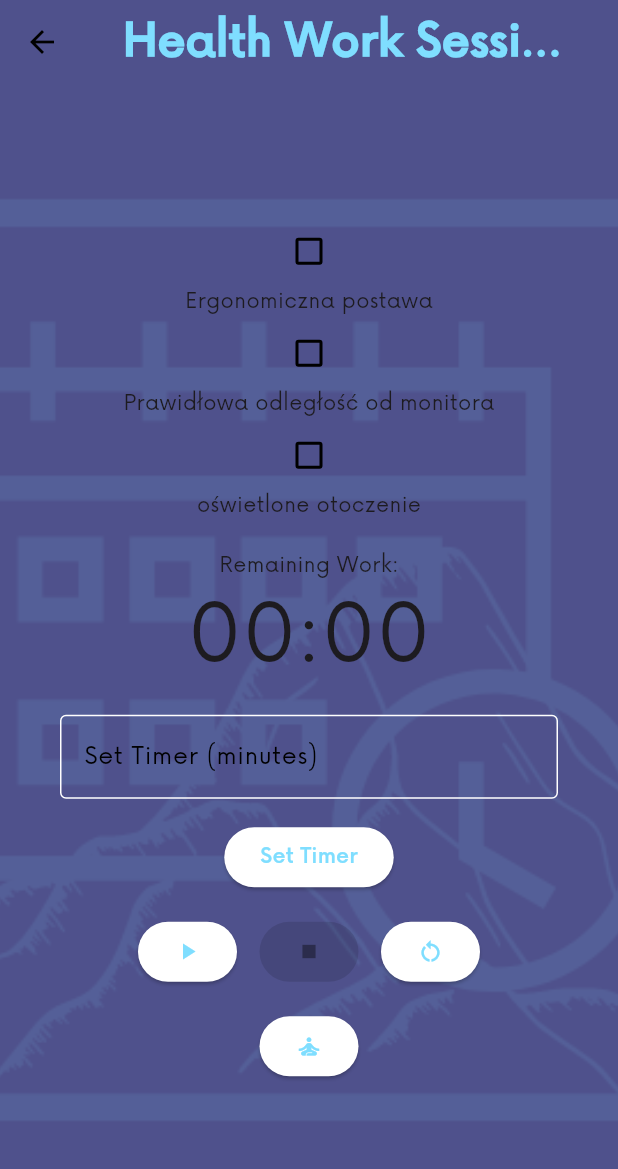
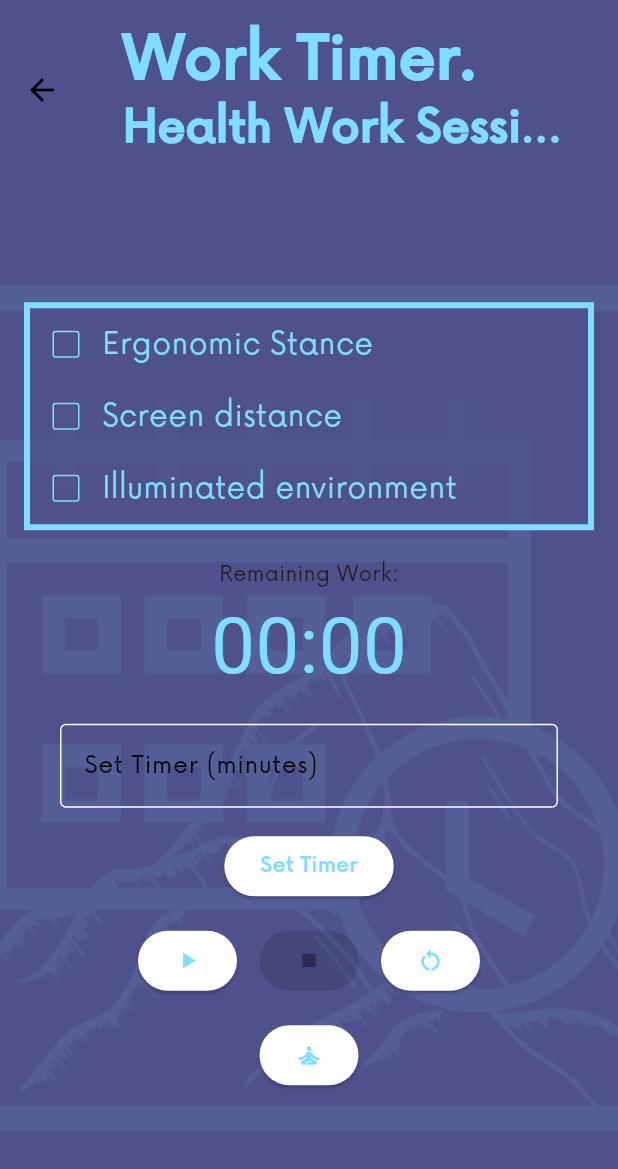
Before and after one commit to Jabrocki/HackYeah, a Flutter app: the WorkPage screen opened directly, on a phone screen of 412 x 824 dp. Shown: the top 1169 px of the screen. Run offline on Flutter 3.47's test engine with Material 3 defaults, Android fonts, the phone set to English and light mode, and no system bars; our stand-ins replace flutter_dotenv; missing offline and left inert: dart:ffi, flutter_popup_card; network calls fail; Roboto replaces fonts that are missing (Now-Black).

Commit message:
wip timer styling

```diff
--- a/lib/appState/mainAppState.dart
+++ b/lib/appState/mainAppState.dart
@@ -96,17 +96,17 @@ class MainAppState extends ChangeNotifier {
     {
       'index': 0,
       'state': false,
-      'content': "Ergonomiczna postawa",
+      'content': "Ergonomic Stance",
     },
     {
       'index': 1,
       'state': false,
-      'content': "Prawidłowa odległość od monitora",
+      'content': "Screen distance",
     },
     {
       'index': 2,
       'state': false,
-      'content': "oświetlone otoczenie",
+      'content': "Illuminated environment",
     },
   ];
 
--- a/lib/layouts/workPage.dart
+++ b/lib/layouts/workPage.dart
@@ -57,16 +57,28 @@ class _WorkPageState extends State<WorkPage> {
   AppBar _buildAppBar(MainAppState appState) {
 
     return AppBar(
+      centerTitle: false,
+      toolbarHeight: 120,
       title:
            Padding(
-            padding: const EdgeInsets.all(10.0),
-            child: Text('Health Work Session: ${appState.completedSessions}', style: TextStyle(
+            padding: const EdgeInsets.symmetric(horizontal: 10),
+            child: Column(
+            mainAxisAlignment: MainAxisAlignment.start,
+            crossAxisAlignment: CrossAxisAlignment.start,
+            children: [
+             Text('Work Timer.', style: TextStyle(
+            fontFamily: 'Now',
+            fontWeight: FontWeight.bold,
+            fontSize: 40.0,
+            color: Theme.of(context).colorScheme.primary,
+             )),
+            Text('Health Work Session: ${appState.completedSessions}', style: TextStyle(
             fontFamily: 'Now',
             fontWeight: FontWeight.bold,
             fontSize: 30.0,
             color: Theme.of(context).colorScheme.primary,
-                    )),
-          ),
+            )),
+          ]),)
         );
     // return AppBar(
     //   ,
@@ -74,27 +86,39 @@ class _WorkPageState extends State<WorkPage> {
   }
 
   Widget _buildCheckboxList(MainAppState appState) {
-    return Column(
+    return Container(
+                width: 380,
+                // Stylizacja
+                decoration: BoxDecoration(
+                border: Border.all(color: Theme.of(context).colorScheme.primary, width: 4.0),
+                color: Color.fromRGBO(79, 81, 140, 0.8),),
+
+      child:Column(
       mainAxisAlignment: MainAxisAlignment.center,
       children: List.generate(appState.checkboxes.length, (index) {
         return _buildCheckbox(appState, index);
       }),
-    );
+    ));
   }
 
   Widget _buildCheckbox(MainAppState appState, int index) {
-    return Column(
+    return(
+
+      Row(
       children: [
         Checkbox(
+          side: const BorderSide(color: Color.fromRGBO(127, 222, 255, 1)),
           value: appState.getCheckboxState(index),
+          checkColor: Color.fromRGBO(144, 122, 214, 1),
           onChanged: (bool? newValue) {
             appState.changeCheckboxState(index);
             setState(() {});
           },
         ),
-        Text(appState.getCheckboxContent(index)),
+        Text(appState.getCheckboxContent(index),
+              style: const TextStyle(fontSize: 20,color: Color.fromRGBO(127, 222, 255, 1))),
       ],
-    );
+    ));
   }
 
   Widget _buildRemainingTime(MainAppState appState) {
@@ -103,7 +127,7 @@ class _WorkPageState extends State<WorkPage> {
         Text('Remaining ${appState.currentState}:'),
         Text(
           _formatTime(appState.remainingTime),
-          style: const TextStyle(fontSize: 52),
+          style: const TextStyle(fontSize: 52, color: Color.fromRGBO(127, 222, 255, 1), fontFamily: 'Now-Black',),
         ),
       ],
     );
--- a/lib/main.dart
+++ b/lib/main.dart
@@ -63,8 +63,8 @@ class AppPage extends StatelessWidget {
 
     var mainAppState = context.watch<MainAppState>();
 
-    // return mainAppState.logIn
-    return MainPage();
-    // : const LogInPage();
+    return mainAppState.logIn
+    ? const MainPage()
+    : const LogInPage();
   }
 }
```
Also changed, not shown: lib/layouts/logInPage.dart (+88 -88 lines).
